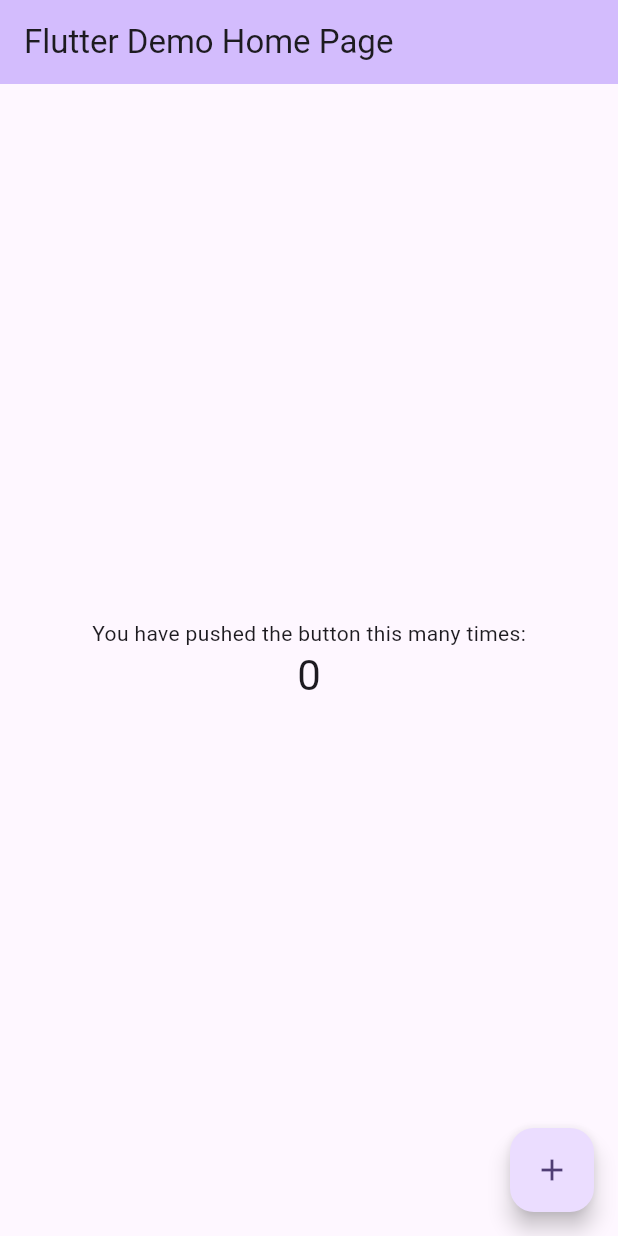
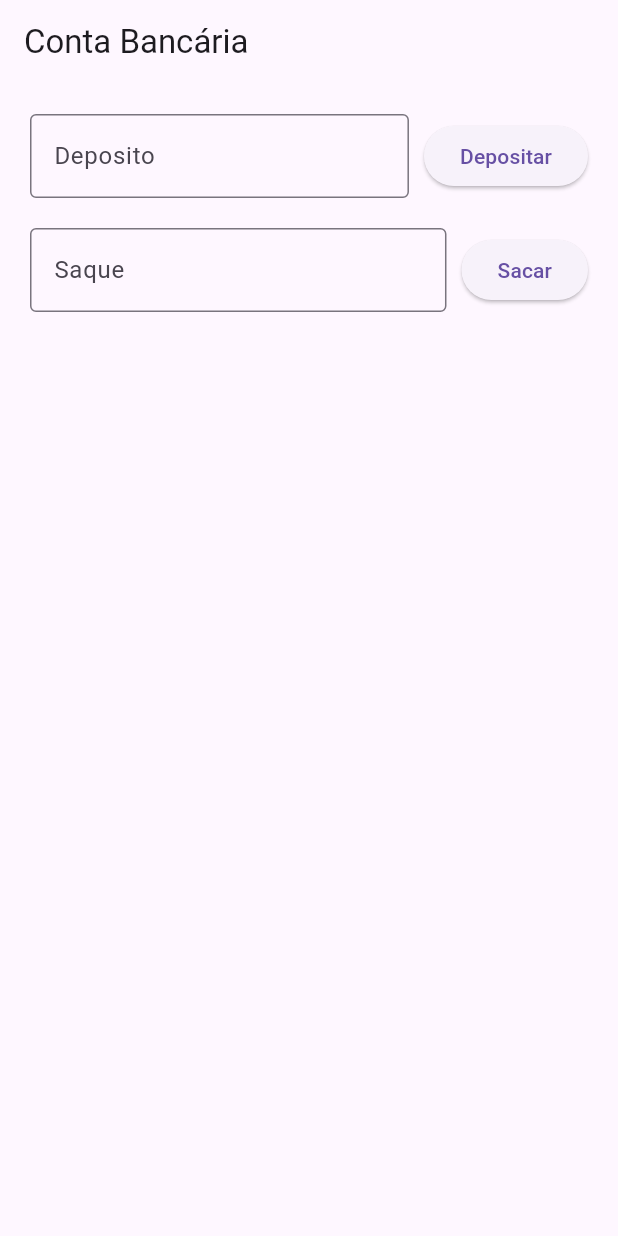
Before and after one commit to Henricknen/projeto_flutter, a Flutter app: the screen it shows after launch, on a phone screen of 412 x 824 dp. Run offline on Flutter 3.47's test engine with Material 3 defaults, Android fonts, the phone set to English and light mode, and no system bars.

Commit message:
criando_'inputs'_de_deposito_e_saque_e_os_respectivos_botoes

```diff
--- a/lib/main.dart
+++ b/lib/main.dart
@@ -1,125 +1,109 @@
-import 'package:flutter/material.dart';
+import 'package:flutter/material.dart';     // biblioteca 'material'
 
-void main() {
-  runApp(const MyApp());
-}
+void main() => runApp(const ProjetoTeste());    // função principal 'void' não retorna nada
 
-class MyApp extends StatelessWidget {
-  const MyApp({super.key});
+class ProjetoTeste extends StatelessWidget {    // criando um 'widget'
+  const ProjetoTeste({super.key});
 
-  // This widget is the root of your application.
   @override
-  Widget build(BuildContext context) {
-    return MaterialApp(
-      title: 'Flutter Demo',
+  Widget build(BuildContext context) {      // função 'build' significa construir (coloca algo na tela)
+    return MaterialApp(      // Retorna o widget MaterialApp que define o aplicativo
+      title: 'Teste',     // Título
       theme: ThemeData(
-        // This is the theme of your application.
-        //
-        // TRY THIS: Try running your application with "flutter run". You'll see
-        // the application has a purple toolbar. Then, without quitting the app,
-        // try changing the seedColor in the colorScheme below to Colors.green
-        // and then invoke "hot reload" (save your changes or press the "hot
-        // reload" button in a Flutter-supported IDE, or press "r" if you used
-        // the command line to start the app).
-        //
-        // Notice that the counter didn't reset back to zero; the application
-        // state is not lost during the reload. To reset the state, use hot
-        // restart instead.
-        //
-        // This works for code too, not just values: Most code changes can be
-        // tested with just a hot reload.
-        colorScheme: ColorScheme.fromSeed(seedColor: Colors.deepPurple),
-        useMaterial3: true,
+        primarySwatch: Colors.blue,
       ),
-      home: const MyHomePage(title: 'Flutter Demo Home Page'),
+      home: MyHomePage(),     // Página inicial do
     );
   }
 }
 
-class MyHomePage extends StatefulWidget {
-  const MyHomePage({super.key, required this.title});
-
-  // This widget is the home page of your application. It is stateful, meaning
-  // that it has a State object (defined below) that contains fields that affect
-  // how it looks.
-
-  // This class is the configuration for the state. It holds the values (in this
-  // case the title) provided by the parent (in this case the App widget) and
-  // used by the build method of the State. Fields in a Widget subclass are
-  // always marked "final".
-
-  final String title;
-
+class MyHomePage extends StatefulWidget {     // Classe que define a página inicial
   @override
-  State<MyHomePage> createState() => _MyHomePageState();
+  _MyHomePageState createState() => _MyHomePageState();     // Construtor da classe
 }
 
 class _MyHomePageState extends State<MyHomePage> {
-  int _counter = 0;
+  double _saldo = 0.0;      // Variável que armazena o saldo
 
-  void _incrementCounter() {
-    setState(() {
-      // This call to setState tells the Flutter framework that something has
-      // changed in this State, which causes it to rerun the build method below
-      // so that the display can reflect the updated values. If we changed
-      // _counter without calling setState(), then the build method would not be
-      // called again, and so nothing would appear to happen.
-      _counter++;
+  final _depositoController = TextEditingController();      // Controlador para o campo de texto de depósito
+  final _saqueController = TextEditingController();       // Controlador para o campo de texto de saque
+
+  void _depositar(double valor) {     // Função que deposita
+    setState(() {     // Atualiza o saldo
+      _saldo += valor;
+    });
+  }
+
+  void _sacar(double valor) {     // Função que saca um valor do saldo
+    setState(() {     // Atualiza o saldo
+      _saldo -= valor;
     });
   }
 
   @override
   Widget build(BuildContext context) {
-    // This method is rerun every time setState is called, for instance as done
-    // by the _incrementCounter method above.
-    //
-    // The Flutter framework has been optimized to make rerunning build methods
-    // fast, so that you can just rebuild anything that needs updating rather
-    // than having to individually change instances of widgets.
-    return Scaffold(
+    return Scaffold(      // Retorna o widget Scaffold que define a página
       appBar: AppBar(
-        // TRY THIS: Try changing the color here to a specific color (to
-        // Colors.amber, perhaps?) and trigger a hot reload to see the AppBar
-        // change color while the other colors stay the same.
-        backgroundColor: Theme.of(context).colorScheme.inversePrimary,
-        // Here we take the value from the MyHomePage object that was created by
-        // the App.build method, and use it to set our appbar title.
-        title: Text(widget.title),
+        title: Text('Conta Bancária'),      // Título da barra de aplicativos
       ),
-      body: Center(
-        // Center is a layout widget. It takes a single child and positions it
-        // in the middle of the parent.
+      body: Padding(      // Corpo da página
+        padding: const EdgeInsets.all(20.0),     // Espaçamento entre os widgets
         child: Column(
-          // Column is also a layout widget. It takes a list of children and
-          // arranges them vertically. By default, it sizes itself to fit its
-          // children horizontally, and tries to be as tall as its parent.
-          //
-          // Column has various properties to control how it sizes itself and
-          // how it positions its children. Here we use mainAxisAlignment to
-          // center the children vertically; the main axis here is the vertical
-          // axis because Columns are vertical (the cross axis would be
-          // horizontal).
-          //
-          // TRY THIS: Invoke "debug painting" (choose the "Toggle Debug Paint"
-          // action in the IDE, or press "p" in the console), to see the
-          // wireframe for each widget.
-          mainAxisAlignment: MainAxisAlignment.center,
-          children: <Widget>[
-            const Text(
-              'You have pushed the button this many times:',
+          children: [
+            Row(      // Linha que contém os campos de texto e botões
+              children: [
+                Expanded(     // Campo de texto para entrada de valor
+                  child: TextField(
+                    controller: _depositoController,      // Controlador do campo de texto de depósito
+                    decoration: InputDecoration(
+                      labelText: 'Deposito',     // Rótulo do campo de texto
+                      border: OutlineInputBorder(),
+                    ),
+                    keyboardType: TextInputType.number,  // Tipo de teclado
+                  ),
+                ),
+                SizedBox(width: 10.0),  // Espaçamento
+                ElevatedButton(  // Botão para depositar
+                  onPressed: () {
+                    final valor = double.tryParse(_depositoController.text);
+                    if (valor != null) {
+                      _depositar(valor);
+                      _depositoController.clear();
+                    }
+                  },
+                  child: Text('Depositar'),
+                ),
+              ],
             ),
-            Text(
-              '$_counter',
-              style: Theme.of(context).textTheme.headlineMedium,
+            SizedBox(height: 20.0),      // Espaçamento entre os widgets
+            Row(      // Linha que contém os campos de texto e botões
+              children: [
+                Expanded(     // Campo de texto para entrada de valor
+                  child: TextField(
+                    controller: _saqueController,      // Controlador do campo de texto de saque
+                    decoration: InputDecoration(
+                      labelText: 'Saque',
+                      border: OutlineInputBorder(),
+                    ),
+                    keyboardType: TextInputType.number,  // Tipo de teclado
+                  ),
+                ),
+                SizedBox(width: 10.0),
+                ElevatedButton(     // Botão para sacar
+                  onPressed: () {
+                    final valor = double.tryParse(_saqueController.text);  // Obtém o valor do campo de texto
+                    if (valor != null) {
+                      _sacar(valor);
+                      _saqueController.clear();
+                    }
+                  },
+                  child: Text('Sacar'),
+                ),
+              ],
             ),
           ],
         ),
       ),
-      floatingActionButton: FloatingActionButton(
-        onPressed: _incrementCounter,
-        tooltip: 'Increment',
-        child: const Icon(Icons.add),
-      ), // This trailing comma makes auto-formatting nicer for build methods.
     );
   }
 }
```
Also changed, not shown: assets/deposito.jpg (added).
